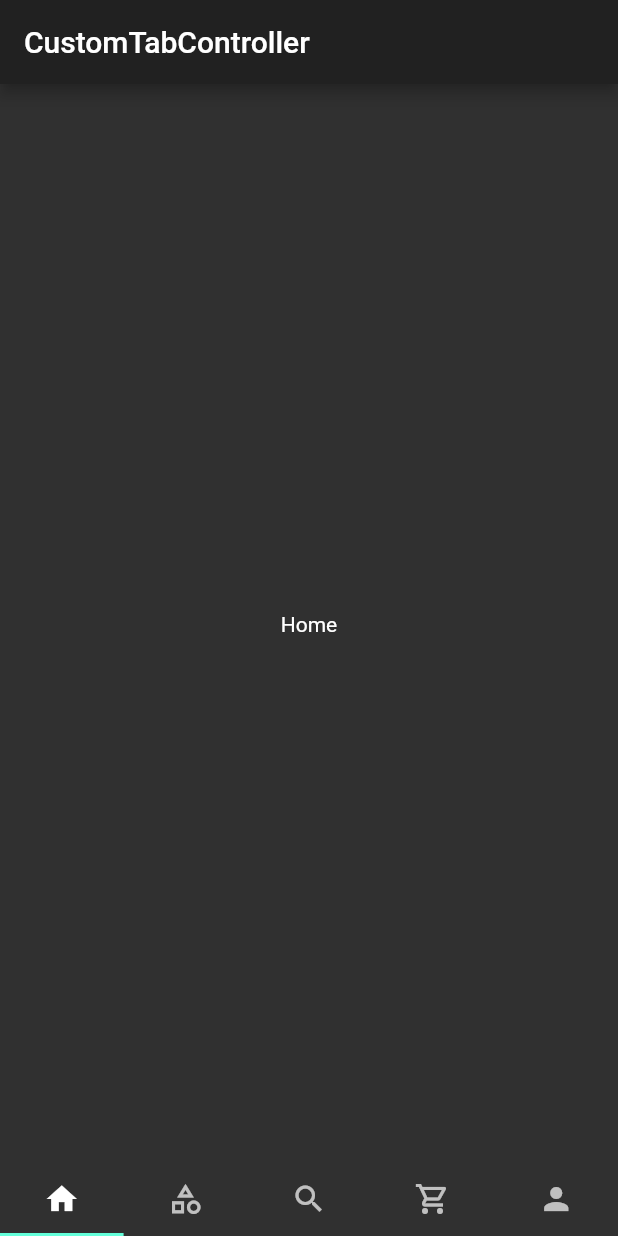
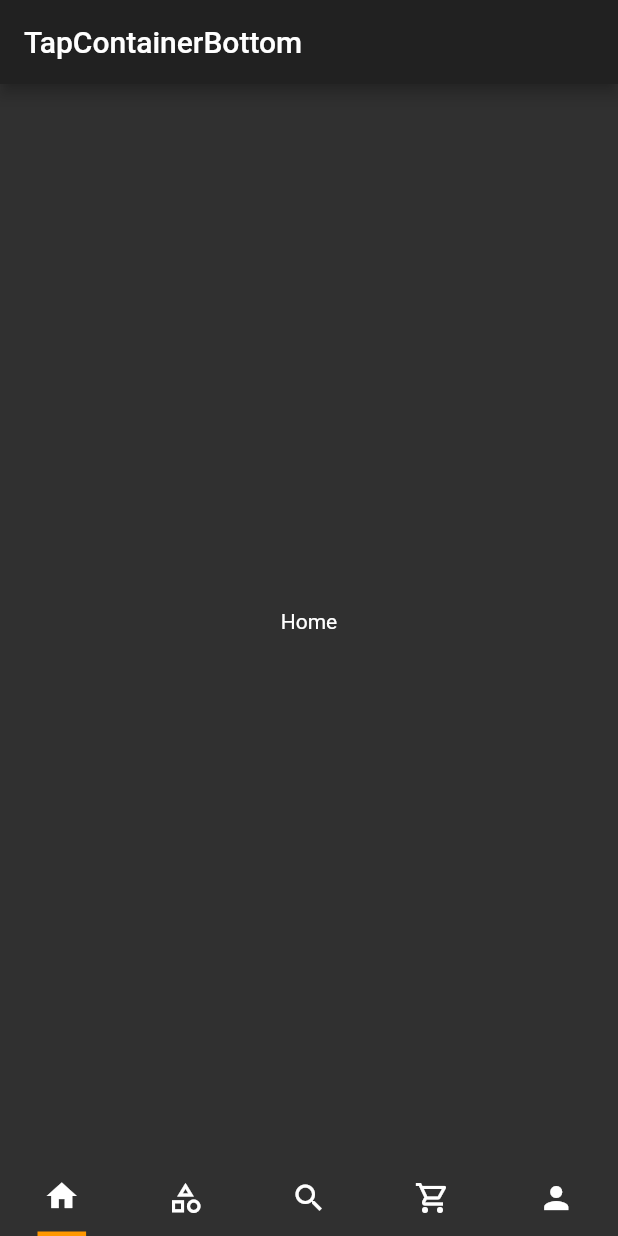
Before and after one commit to moneer-muntazah/efficient_tabbar, a Flutter app: the screen it shows after launch, on a phone screen of 412 x 824 dp. Run offline on Flutter 3.47's test engine with Material 2 defaults, Android fonts, the phone set to English and light mode, and no system bars; our stand-ins replace google_nav_bar.

Commit message:
custom_tab_container.dart

```diff
--- /dev/null
+++ b/lib/custom_tab_container.dart
@@ -0,0 +1,62 @@
+import 'package:flutter/material.dart';
+
+class CustomTabContainer extends StatefulWidget {
+  final List<Icon> icons;
+  final List<Widget> views;
+
+  CustomTabContainer({this.icons, this.views});
+
+  @override
+  _CustomTabContainerState createState() => _CustomTabContainerState();
+}
+
+class _CustomTabContainerState extends State<CustomTabContainer> {
+  int tabIndex = 0;
+
+  @override
+  Widget build(BuildContext context) {
+    return Scaffold(
+      appBar: AppBar(
+        title: Text("TapContainerBottom"),
+      ),
+      body: widget.views[tabIndex],
+      bottomNavigationBar: _CustomBottomNavigationBar(
+        icons: widget.icons,
+        onTap: (i) => setState(() {
+          tabIndex = i;
+        }),
+        currentIndex: tabIndex,
+      ),
+    );
+  }
+}
+
+class _CustomBottomNavigationBar extends StatelessWidget {
+  final List<Icon> icons;
+  final int currentIndex;
+  final ValueChanged<int> onTap;
+
+  _CustomBottomNavigationBar({this.icons, this.onTap, this.currentIndex});
+
+  @override
+  Widget build(BuildContext context) {
+    final mediaSize = MediaQuery.of(context).size;
+    return Row(
+      mainAxisAlignment: MainAxisAlignment.spaceAround,
+      children: List.generate(
+        icons.length,
+        (i) => Column(
+          mainAxisSize: MainAxisSize.min,
+          children: <Widget>[
+            IconButton(icon: icons[i], onPressed: () => onTap(i)),
+            if (currentIndex == i)
+              Container(
+                  color: Colors.orange,
+                  height: 3,
+                  width: mediaSize.width / icons.length - 50)
+          ],
+        ),
+      ),
+    );
+  }
+}
--- a/lib/main.dart
+++ b/lib/main.dart
@@ -7,13 +7,14 @@ import 'tab_container_index_stack.dart';
 import 'google_nav.dart';
 import 'my_cupertino_tab.dart';
 import 'custom_tab_controller.dart';
+import 'custom_tab_container.dart';
 
 void main() {
   runApp(MyApp());
 }
 
 class MyApp extends StatelessWidget {
-  final views =  <Widget>[
+  final views = <Widget>[
     Screen(name: 'Home'),
     Screen(name: 'Categories'),
     Screen(name: 'Search'),
@@ -29,12 +30,20 @@ class MyApp extends StatelessWidget {
   //   Screen(name: 'Profile', key: UniqueKey())
   // ];
 
-  final tabs =  <Tab>[
-    Tab(icon: Icon(Icons.home)),
-    Tab(icon: Icon(Icons.category_outlined)),
-    Tab(icon: Icon(Icons.search)),
-    Tab(icon: Icon(Icons.shopping_cart_outlined)),
-    Tab(icon: Icon(Icons.person))
+  // final tabs =  <Tab>[
+  //   Tab(icon: Icon(Icons.home)),
+  //   Tab(icon: Icon(Icons.category_outlined)),
+  //   Tab(icon: Icon(Icons.search)),
+  //   Tab(icon: Icon(Icons.shopping_cart_outlined)),
+  //   Tab(icon: Icon(Icons.person))
+  // ];
+
+  final icons = <Icon>[
+    Icon(Icons.home),
+    Icon(Icons.category_outlined),
+    Icon(Icons.search),
+    Icon(Icons.shopping_cart_outlined),
+    Icon(Icons.person)
   ];
 
   // final tabs = <BottomNavigationBarItem>[
@@ -67,7 +76,7 @@ class MyApp extends StatelessWidget {
       // home: TapContainerBottomStack(tabs: tabs, views: views),
       // home: GoogleNavBar(tabs: tabs, views: views),
       // home: MyCupertinoTab(tabs: tabs, views: views),
-      home: CustomTabController(tabs: tabs, views: views),
+      home: CustomTabContainer(icons: icons, views: views),
     );
   }
 }
```
